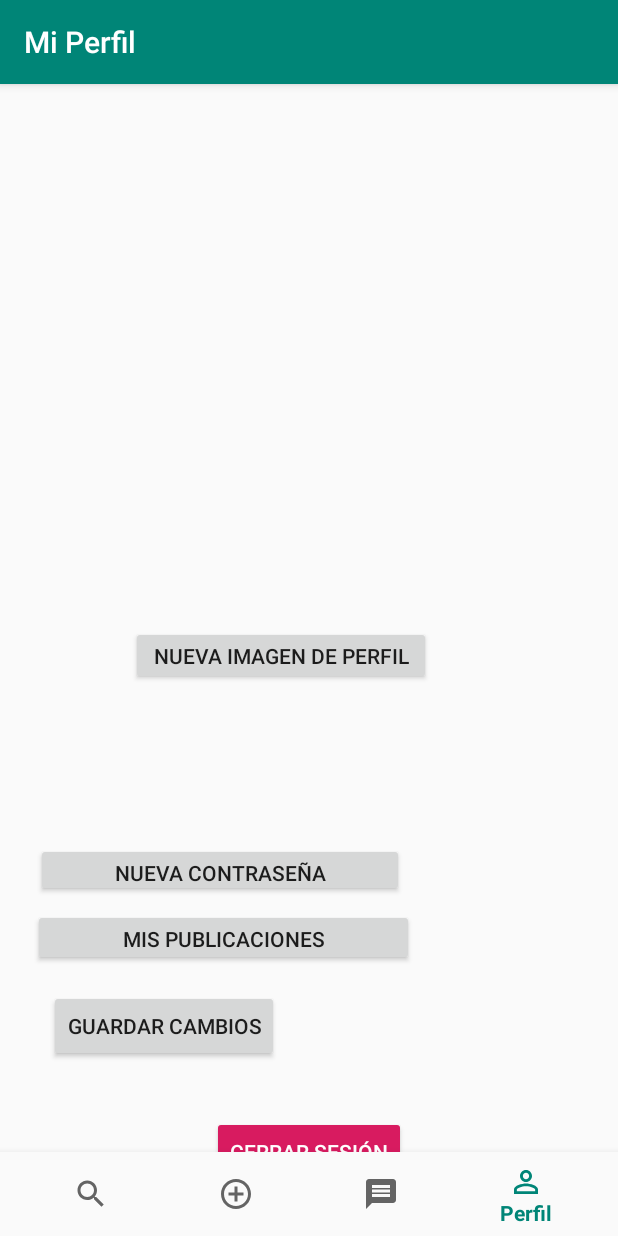
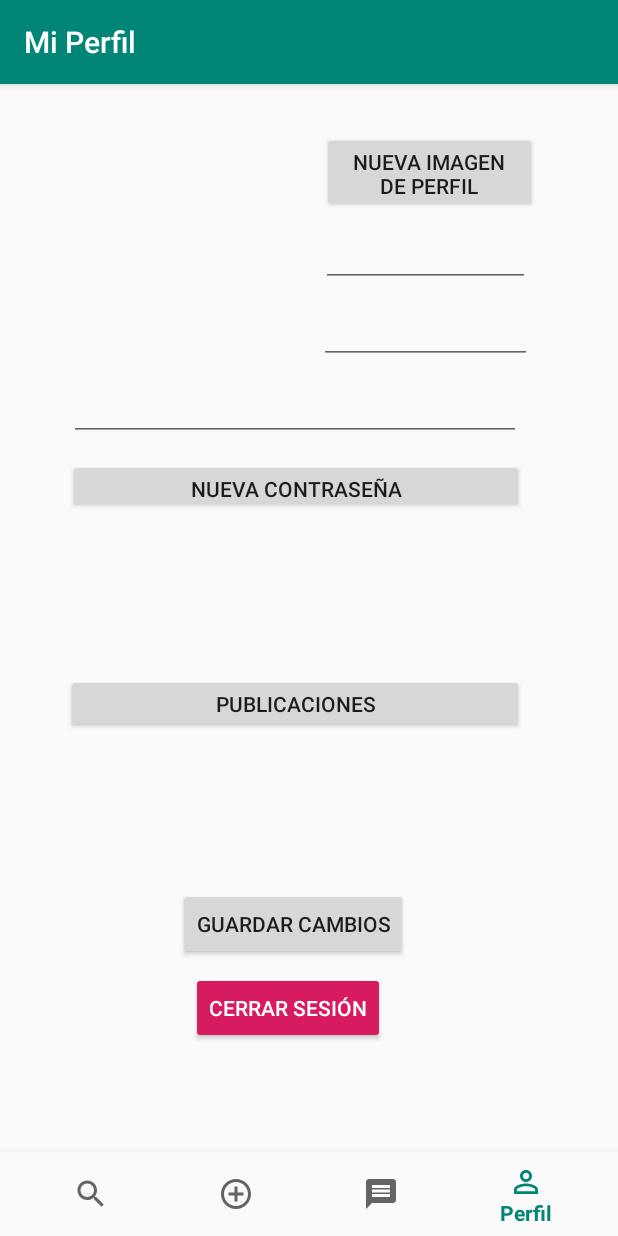
Before and after one commit to EnricCivitRovira/Helpaloo, an Android app: the screen it shows after launch once a user with an empty profile is signed in (MenuActivity), item 4 of the bottom bar chosen, on a phone screen of 412 x 824 dp. Run offline under Robolectric (Android 15) with nearby library versions, the phone set to English and light mode, and no system bars; our stand-ins replace Firebase (no records; nobody signed in at launch, a user with empty details on screens opened directly), Picasso; pictures from the network do not load; 6 statements that could not run were skipped.

Commit message:
- Mejoras en el acceso al perfil de las personas y añadimos toast si no hay publicaciones y puedes ver publicaciones relacionadas de otras personas

```diff
--- a/app/src/main/java/com/example/helpaloo/MenuActivity.java
+++ b/app/src/main/java/com/example/helpaloo/MenuActivity.java
@@ -67,7 +67,6 @@ public class MenuActivity extends AppCompatActivity {
         FragmentTransaction fragmentTransaction;
         fragmentManager = getSupportFragmentManager();
         fragmentTransaction = fragmentManager.beginTransaction();
-
         switch (position) {
             case 1:
                 Post post = new Post();
@@ -81,7 +80,7 @@ public class MenuActivity extends AppCompatActivity {
                 fragmentTransaction.commit();
                 break;
             case 2:
-                Profile myProfile = new Profile();
+                Profile myProfile = new Profile("", 0);
                 fragmentTransaction.replace(R.id.fragment, myProfile);
                 fragmentTransaction.commit();
                 break;
--- a/app/src/main/java/com/example/helpaloo/Profile.java
+++ b/app/src/main/java/com/example/helpaloo/Profile.java
@@ -1,7 +1,9 @@
 package com.example.helpaloo;
 
+import android.annotation.SuppressLint;
 import android.app.ProgressDialog;
 import android.content.Intent;
+import android.graphics.Color;
 import android.net.Uri;
 import android.os.Bundle;
 import androidx.fragment.app.FragmentManager;
@@ -11,6 +13,7 @@ import android.view.LayoutInflater;
 import android.view.View;
 import android.view.ViewGroup;
 import android.widget.Button;
+import android.widget.EditText;
 import android.widget.ImageView;
 import android.widget.TextView;
 import android.widget.Toast;
@@ -35,13 +38,16 @@ import androidx.annotation.NonNull;
 import androidx.fragment.app.Fragment;
 
 import static android.app.Activity.RESULT_OK;
+import static androidx.constraintlayout.widget.Constraints.TAG;
 
 
+@SuppressLint("ValidFragment")
 public class Profile extends Fragment {
 
     public ImageView profilePic;
-    public TextView profileEmail;
-    public TextView profileName;
+    public EditText profileEmail;
+    public EditText profileName;
+    public EditText profileSurname;
     public Button newProfilePic;
     public Button signOut;
     public Button resetPass;
@@ -58,6 +64,13 @@ public class Profile extends Fragment {
     private static String routeString;
     private Task<Uri> route;
     private Button myPosts;
+    private int type;
+
+    @SuppressLint("ValidFragment")
+    public Profile(String userId, int type) {
+        this.userID = userId;
+        this.type = type;
+    }
 
     @Override
     public View onCreateView(LayoutInflater inflater, ViewGroup container, Bundle savedInstanceState) {
@@ -74,6 +87,7 @@ public class Profile extends Fragment {
         resetPass = view.findViewById(R.id.resetPassword);
         saveChanges = view.findViewById(R.id.saveChanges);
         myPosts = view.findViewById(R.id.myPosts);
+        profileSurname = view.findViewById(R.id.profileSurname);
 
         // FIREBASE
 
@@ -81,9 +95,26 @@ public class Profile extends Fragment {
         storageReference = storage.getReference();
 
         // DATA
+        if (type == 0) {
             mAuth = FirebaseAuth.getInstance();
             userID = mAuth.getUid();
+        }else{
 
+
+            resetPass.setVisibility(view.GONE);
+            saveChanges.setVisibility(view.GONE);
+            profileSurname.setVisibility(view.GONE);
+            signOut.setVisibility(view.GONE);
+            newProfilePic.setVisibility(view.GONE);
+
+            profileEmail.setVisibility(view.GONE);
+
+            profileName.setEnabled(false);
+            profileName.setCursorVisible(false);
+            profileName.setKeyListener(null);
+
+            profileName.setBackgroundColor(Color.TRANSPARENT);
+        }
         mFirebaseDatabase = FirebaseDatabase.getInstance();
         mFirebaseDatabase.getReference("users/"+userID).addListenerForSingleValueEvent(new ValueEventListener() {
             @Override
@@ -129,11 +160,19 @@ public class Profile extends Fragment {
         myPosts.setOnClickListener(new View.OnClickListener() {
             @Override
             public void onClick(View v) {
+                if (type == 0) {
                     SearchPost myPosts = new SearchPost(1);
                     getActivity().getSupportFragmentManager().beginTransaction()
                             .replace(R.id.fragment, myPosts, "findThisFragment")
                             .addToBackStack(null)
                             .commit();
+                }else if(type == 1){
+                    SearchPost theirPosts = new SearchPost(2, userID);
+                    getActivity().getSupportFragmentManager().beginTransaction()
+                            .replace(R.id.fragment, theirPosts, "findThisFragment")
+                            .addToBackStack(null)
+                            .commit();
+                }
             }
         });
 
@@ -162,7 +201,7 @@ public class Profile extends Fragment {
                                 @Override
                                 public void onSuccess(Uri uri) {
                                     routeString = route.getResult().toString();
-                                    uploadProfilePic(userID, routeString);
+                                    uploadProfileData(userID, routeString, profileName.getText().toString(), profileSurname.getText().toString(), profileEmail.getText().toString());
                                 }
                             });
 
@@ -186,17 +225,21 @@ public class Profile extends Fragment {
                         }
                     });
         }else {
-            //insertPost(postid, userid, introducedTitle.getText().toString(), introducedDescription.getText().toString(), introducedPrize.getText().toString(), introducedTime.getSelectedItem().toString(), "", 0);
-            uploadProfilePic(userID, routeString);
+            uploadProfileData(userID, routeString, profileName.getText().toString(), profileSurname.getText().toString(), profileEmail.getText().toString());
             progressDialog.dismiss();
-            Toast.makeText(getActivity(), "Imagen Subida", Toast.LENGTH_SHORT).show();
+            Toast.makeText(getActivity(), "Perfil Editado", Toast.LENGTH_SHORT).show();
 
         }
 
     }
 
-    private void uploadProfilePic(String userID, String route) {
+    private void uploadProfileData(String userID, String route, String name, String surname, String email) {
         mFirebaseDatabase.getReference("users").child(userID).child("route").setValue(route);
+        mFirebaseDatabase.getReference("users").child(userID).child("name").setValue(name);
+        mFirebaseDatabase.getReference("users").child(userID).child("surname").setValue(surname);
+        mFirebaseDatabase.getReference("users").child(userID).child("email").setValue(email);
+        FirebaseAuth auth = FirebaseAuth.getInstance();
+        auth.getCurrentUser().updateEmail(email);
     }
 
     private void resetPass() {
@@ -216,6 +259,7 @@ public class Profile extends Fragment {
         user = dataSnapshot.getValue(User.class);
         profileEmail.setText(user.email);
         profileName.setText(user.name);
+        profileSurname.setText(user.surname);
         Log.i("Picture: ", user.toString());
         Picasso.get().load(user.route).fit().centerCrop().into(profilePic);
 
--- a/app/src/main/java/com/example/helpaloo/SearchPost.java
+++ b/app/src/main/java/com/example/helpaloo/SearchPost.java
@@ -1,6 +1,7 @@
 package com.example.helpaloo;
 
 import android.annotation.SuppressLint;
+import android.app.AlertDialog;
 import android.content.Context;
 import android.net.Uri;
 import android.os.Bundle;
@@ -18,6 +19,7 @@ import android.view.ViewGroup;
 import android.widget.Adapter;
 import android.widget.ArrayAdapter;
 import android.widget.ListView;
+import android.widget.Toast;
 
 import com.google.firebase.auth.FirebaseAuth;
 import com.google.firebase.auth.FirebaseUser;
@@ -50,17 +52,23 @@ public class SearchPost extends Fragment {
         this.type = type;
     }
 
+    public SearchPost(int type, String userID) {
+        this.type = type;
+        this.userID = userID;
+    }
+
     @Override
     public View onCreateView(@NonNull LayoutInflater inflater, @Nullable ViewGroup container, @Nullable Bundle savedInstanceState) {
         final View view = inflater.inflate(R.layout.fragment_search_post, container, false);
 
+        mFirebaseDatabase = FirebaseDatabase.getInstance();
         mAuth = FirebaseAuth.getInstance();
-        mFirebaseDatabase = FirebaseDatabase.getInstance();
         FirebaseUser user = mAuth.getCurrentUser();
-        userID = user.getUid();
+
+        if (type != 2) {
+            userID = user.getUid();
+        }
         rv = view.findViewById(R.id.rv);
-
-
 
         if(type == 0) {
             ((MenuActivity) getActivity()).getSupportActionBar().setTitle("Buscar Anuncios");
@@ -77,9 +85,8 @@ public class SearchPost extends Fragment {
                 }
 
             });
-        }else {
+        }else if (type == 1){
             ((MenuActivity) getActivity()).getSupportActionBar().setTitle("Mis Anuncios");
-
             mFirebaseDatabase.getReference("posts/"+userID).addListenerForSingleValueEvent(new ValueEventListener() {
                 @Override
                 public void onDataChange(@NonNull DataSnapshot dataSnapshot) {
@@ -92,6 +99,22 @@ public class SearchPost extends Fragment {
                 }
 
             });
+        }else if (type == 2){
+            ((MenuActivity) getActivity()).getSupportActionBar().setTitle("Sus Anuncios");
+            Log.i("Posts de:", userID);
+            mFirebaseDatabase.getReference("posts/"+userID).addListenerForSingleValueEvent(new ValueEventListener() {
+                @Override
+                public void onDataChange(@NonNull DataSnapshot dataSnapshot) {
+                    showData(dataSnapshot);
+                }
+
+                @Override
+                public void onCancelled(@NonNull DatabaseError databaseError) {
+
+                }
+
+            });
+
         }
         return view;
     }
@@ -102,7 +125,10 @@ public class SearchPost extends Fragment {
             posts.add(post);
         }
 
-        Log.i(TAG, posts.toString());
+        if (posts.size() == 0){
+            Toast.makeText(getActivity(), "No hay publicaciones :( ", Toast.LENGTH_SHORT).show();
+        }
+
         rv.setHasFixedSize(true);
         layoutManager = new LinearLayoutManager(getContext());
         rv.setLayoutManager(layoutManager);
--- a/app/src/main/res/layout/fragment_profile.xml
+++ b/app/src/main/res/layout/fragment_profile.xml
@@ -12,70 +12,67 @@
 
         <ImageView
             android:id="@+id/profilePicture"
-            android:layout_width="192dp"
-            android:layout_height="171dp"
+            android:layout_width="142dp"
+            android:layout_height="141dp"
+            android:layout_marginStart="8dp"
+            android:layout_marginTop="32dp"
+            android:layout_marginEnd="8dp"
+            app:layout_constraintEnd_toEndOf="parent"
+            app:layout_constraintHorizontal_bias="0.146"
+            app:layout_constraintStart_toStartOf="parent"
+            app:layout_constraintTop_toTopOf="parent"
+            tools:src="@tools:sample/avatars" />
+
+        <EditText
+            android:id="@+id/profileSurname"
+            android:layout_width="142dp"
+            android:layout_height="43dp"
             android:layout_marginStart="8dp"
             android:layout_marginTop="8dp"
             android:layout_marginEnd="8dp"
-            android:layout_marginBottom="8dp"
-            app:layout_constraintBottom_toTopOf="@+id/addProfilePicture"
             app:layout_constraintEnd_toEndOf="parent"
-            app:layout_constraintHorizontal_bias="0.428"
+            app:layout_constraintHorizontal_bias="0.806"
             app:layout_constraintStart_toStartOf="parent"
-            app:layout_constraintTop_toTopOf="parent"
-            app:layout_constraintVertical_bias="1.0"
-            tools:src="@tools:sample/avatars" />
+            app:layout_constraintTop_toBottomOf="@+id/profileName" />
 
-        <TextView
-            android:id="@+id/profileName"
-            android:layout_width="245dp"
-            android:layout_height="24dp"
+        <EditText
+            android:id="@+id/profileEmail"
+            android:layout_width="301dp"
+            android:layout_height="43dp"
             android:layout_marginStart="8dp"
+            android:layout_marginTop="8dp"
             android:layout_marginEnd="8dp"
-            android:layout_marginBottom="16dp"
-            app:layout_constraintBottom_toTopOf="@+id/profileEmail"
             app:layout_constraintEnd_toEndOf="parent"
-            app:layout_constraintHorizontal_bias="0.162"
-            app:layout_constraintStart_toStartOf="parent" />
-
-        <TextView
-            android:id="@+id/profileEmail"
-            android:layout_width="244dp"
-            android:layout_height="25dp"
-            android:layout_marginStart="8dp"
-            android:layout_marginEnd="8dp"
-            android:layout_marginBottom="32dp"
-            app:layout_constraintBottom_toTopOf="@+id/resetPassword"
-            app:layout_constraintEnd_toEndOf="parent"
-            app:layout_constraintHorizontal_bias="0.164"
-            app:layout_constraintStart_toStartOf="parent" />
+            app:layout_constraintHorizontal_bias="0.4"
+            app:layout_constraintStart_toStartOf="parent"
+            app:layout_constraintTop_toBottomOf="@+id/profileSurname" />
 
         <Button
             android:id="@+id/addProfilePicture"
-            android:layout_width="200dp"
-            android:layout_height="39dp"
+            android:layout_width="143dp"
+            android:layout_height="54dp"
             android:layout_marginStart="8dp"
+            android:layout_marginTop="32dp"
             android:layout_marginEnd="8dp"
-            android:layout_marginBottom="8dp"
             android:text="Nueva Imagen de Perfil"
-            app:layout_constraintBottom_toTopOf="@+id/profileName"
             app:layout_constraintEnd_toEndOf="parent"
-            app:layout_constraintHorizontal_bias="0.405"
-            app:layout_constraintStart_toStartOf="parent" />
+            app:layout_constraintHorizontal_bias="0.292"
+            app:layout_constraintStart_toEndOf="@+id/profilePicture"
+            app:layout_constraintTop_toTopOf="parent" />
 
         <Button
             android:id="@+id/resetPassword"
             style="@style/Widget.AppCompat.Button"
-            android:layout_width="245dp"
+            android:layout_width="304dp"
             android:layout_height="36dp"
             android:layout_marginStart="8dp"
+            android:layout_marginTop="12dp"
             android:layout_marginEnd="8dp"
-            android:layout_marginBottom="8dp"
             android:text="NUEVA CONTRASEÑA"
-            app:layout_constraintBottom_toTopOf="@+id/myPosts"
             app:layout_constraintEnd_toEndOf="parent"
-            app:layout_constraintHorizontal_bias="0.104"
-            app:layout_constraintStart_toStartOf="parent" />
+            app:layout_constraintHorizontal_bias="0.406"
+            app:layout_constraintStart_toStartOf="parent"
+            app:layout_constraintTop_toBottomOf="@+id/profileEmail" />
 
         <Button
             android:id="@+id/signOut"
@@ -84,37 +81,52 @@
             android:layout_height="wrap_content"
             android:layout_marginStart="8dp"
             android:layout_marginEnd="8dp"
-            android:layout_marginBottom="32dp"
+            android:layout_marginBottom="128dp"
             android:text="Cerrar Sesión"
             app:layout_constraintBottom_toBottomOf="parent"
             app:layout_constraintEnd_toEndOf="parent"
+            app:layout_constraintHorizontal_bias="0.447"
             app:layout_constraintStart_toStartOf="parent" />
 
         <Button
             android:id="@+id/saveChanges"
             android:layout_width="wrap_content"
-            android:layout_height="wrap_content"
+            android:layout_height="48dp"
             android:layout_marginStart="8dp"
             android:layout_marginEnd="8dp"
-            android:layout_marginBottom="36dp"
+            android:layout_marginBottom="8dp"
             android:text="Guardar Cambios"
             app:layout_constraintBottom_toTopOf="@+id/signOut"
             app:layout_constraintEnd_toEndOf="parent"
-            app:layout_constraintHorizontal_bias="0.103"
+            app:layout_constraintHorizontal_bias="0.456"
             app:layout_constraintStart_toStartOf="parent" />
 
         <Button
             android:id="@+id/myPosts"
-            android:layout_width="254dp"
-            android:layout_height="38dp"
+            android:layout_width="305dp"
+            android:layout_height="39dp"
             android:layout_marginStart="8dp"
+            android:layout_marginTop="12dp"
             android:layout_marginEnd="8dp"
-            android:layout_marginBottom="16dp"
-            android:text="Mis Publicaciones"
+            android:layout_marginBottom="8dp"
+            android:text="Publicaciones"
             app:layout_constraintBottom_toTopOf="@+id/saveChanges"
             app:layout_constraintEnd_toEndOf="parent"
-            app:layout_constraintHorizontal_bias="0.099"
-            app:layout_constraintStart_toStartOf="parent" />
+            app:layout_constraintHorizontal_bias="0.4"
+            app:layout_constraintStart_toStartOf="parent"
+            app:layout_constraintTop_toBottomOf="@+id/resetPassword" />
+
+        <EditText
+            android:id="@+id/profileName"
+            android:layout_width="139dp"
+            android:layout_height="41dp"
+            android:layout_marginStart="8dp"
+            android:layout_marginTop="8dp"
+            android:layout_marginEnd="8dp"
+            app:layout_constraintEnd_toEndOf="parent"
+            app:layout_constraintHorizontal_bias="0.268"
+            app:layout_constraintStart_toEndOf="@+id/profilePicture"
+            app:layout_constraintTop_toBottomOf="@+id/addProfilePicture" />
 
     </androidx.constraintlayout.widget.ConstraintLayout>
 </FrameLayout>
```
Also changed, not shown: app/src/main/java/com/example/helpaloo/PostDescription.java (+10 -0 lines), app/src/main/java/com/example/helpaloo/RegisterActivity.java (+2 -9 lines), app/src/main/res/layout/fragment_post_description.xml (+31 -47 lines). Lines whose indentation alone changed are shown as unchanged.
